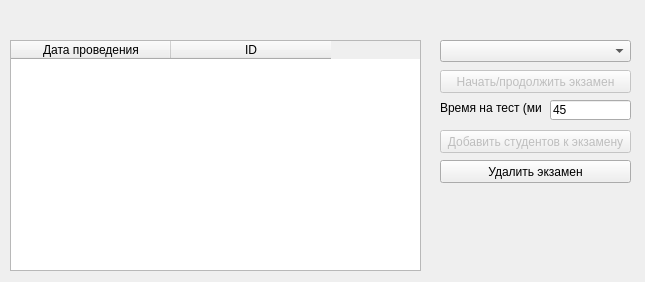
First picture: the form in gui_client/examcontrol.ui, repository turok-m-a/tester-server, before the edit.
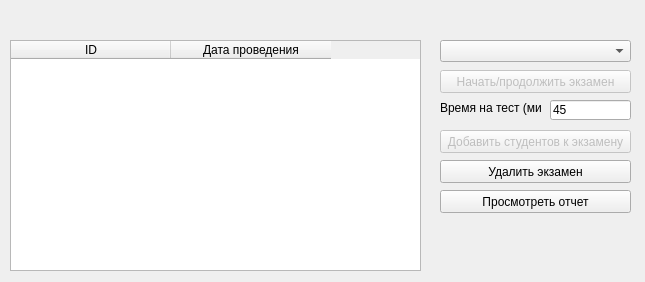
Second picture: the form after the edit.

The edit to the form file:
```diff
--- a/gui_client/examcontrol.ui
+++ b/gui_client/examcontrol.ui
@@ -33,12 +33,12 @@
    </attribute>
    <column>
     <property name="text">
-     <string>Дата проведения</string>
+     <string>ID</string>
     </property>
    </column>
    <column>
     <property name="text">
-     <string>ID</string>
+     <string>Дата проведения</string>
     </property>
    </column>
   </widget>
@@ -123,6 +123,19 @@
     <string>45</string>
    </property>
   </widget>
+  <widget class="QPushButton" name="viewReport">
+   <property name="geometry">
+    <rect>
+     <x>440</x>
+     <y>190</y>
+     <width>191</width>
+     <height>23</height>
+    </rect>
+   </property>
+   <property name="text">
+    <string>Просмотреть отчет</string>
+   </property>
+  </widget>
  </widget>
  <resources/>
  <connections/>
```
